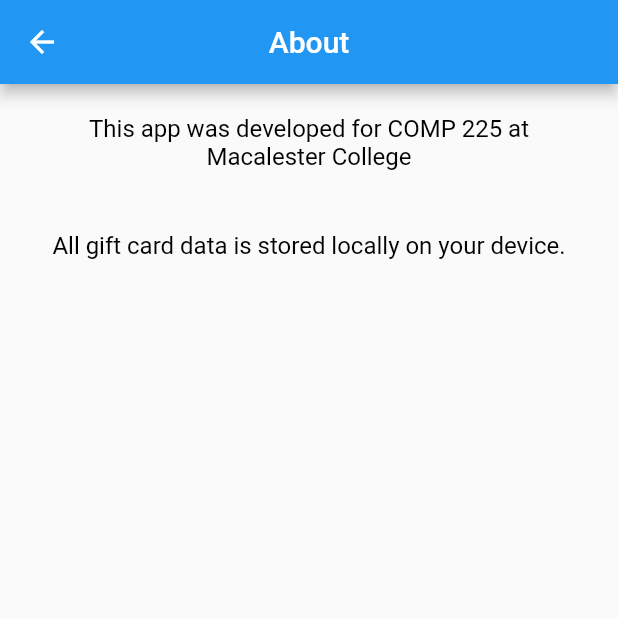
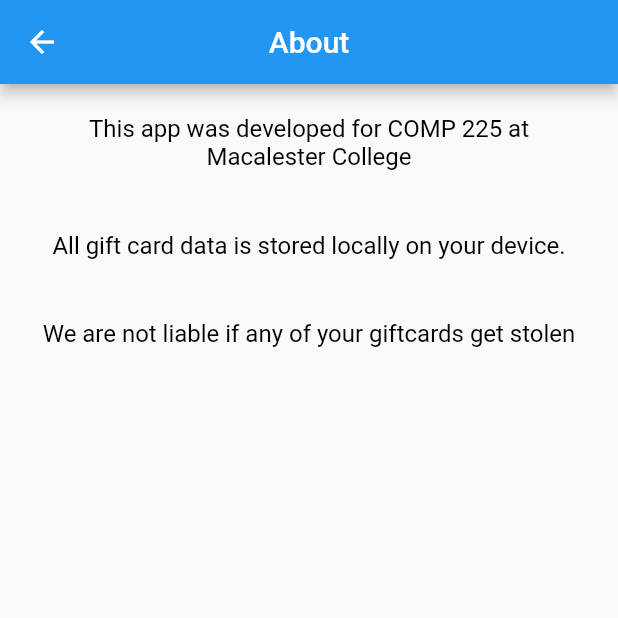
Before and after one commit to jonasccosta/Comp-225-Flutter-Giftcards, a Flutter app: the screen it shows after launch, after a tap on an icon or button, on a phone screen of 412 x 824 dp, the top half of it. Run offline on Flutter 3.47's test engine with Material 2 defaults, Android fonts, the phone set to English and light mode, and no system bars; our stand-ins replace sqflite; missing offline and left inert: camera_camera; accounts and stored records are empty.

Commit message:
Refactored Home Screen, added assets

```diff
--- a/lib/About_Page.dart
+++ b/lib/About_Page.dart
@@ -36,6 +36,13 @@ class AboutPageScreen extends StatelessWidget{
                     fontSize: 16.0, color: Colors.black), textAlign: TextAlign.center,
             )
 
+            ),
+            Container(
+                padding: EdgeInsets.all(20.0),
+                child: Text("We are not liable if any of your giftcards get stolen", style: TextStyle(
+                    fontSize: 16.0, color: Colors.black), textAlign: TextAlign.center,
+                )
+
             )
           ],
         ),
--- a/lib/Home_Screen.dart
+++ b/lib/Home_Screen.dart
@@ -47,12 +47,23 @@ class _MyHomeScreenState extends State<HomeScreenState> {
 
   @override
   Widget build(BuildContext context) {
+    Widget content;
     if (giftCards.isNotEmpty){
-      return setUpNotEmptyList(context);
+      content = setUpNotEmptyList(context);
     } else {
-      return setUpEmptyList(context);
-
+      content = setUpEmptyList(context);
     }
+    return Scaffold(
+        appBar: AppBar(
+        title: Text("Add or View Saved Cards", style: TextStyle(color: Colors.white, fontSize: 20.0)),
+    centerTitle: true,
+    backgroundColor: Colors.blue,
+    leading: IconButton(
+    icon: Icon(CupertinoIcons.info, color: Colors.white,),
+    onPressed: () {goToAbout(context);},
+    ),
+    ),
+    body: content);
   }
 
   //Updates the list of gift cards when there is a change
@@ -64,17 +75,7 @@ class _MyHomeScreenState extends State<HomeScreenState> {
 
   //Builds the home screen given there are no giftcards stored
   Widget setUpEmptyList(BuildContext context){
-    return Scaffold(
-        appBar: AppBar(
-            title: Text("Add or View Saved Cards", style: TextStyle(color: Colors.white, fontSize: 20.0)),
-            centerTitle: true,
-            backgroundColor: Colors.blue,
-            leading: IconButton(
-            icon: Icon(CupertinoIcons.info, color: Colors.white,),
-               onPressed: () {goToAbout(context);},
-        ),
-        ),
-        body: Column(
+    return Column(
             mainAxisAlignment: MainAxisAlignment.end,
             crossAxisAlignment: CrossAxisAlignment.stretch,
 
@@ -84,9 +85,9 @@ class _MyHomeScreenState extends State<HomeScreenState> {
                   mainAxisAlignment: MainAxisAlignment.center,
                   children: [
                     Container(
-                      padding: EdgeInsets.symmetric(horizontal: 30.0, vertical: 40.0),
+                      padding: EdgeInsets.symmetric(horizontal: 30.0, vertical: 0.0),
                       child: Image(
-                        image: NetworkImage('https://i.pinimg.com/originals/04/05/f3/0405f352b0c0e76adfbced77465b0f9c.jpg')
+                        image: AssetImage('assets/EmptyWallet.png'),
                       ),
                     ),
                     Container(
@@ -131,18 +132,12 @@ class _MyHomeScreenState extends State<HomeScreenState> {
 
             ]
 
-        )
-    );
+        );
+
   }
 //Builds the home screen given there are gift cards stored
   Widget setUpNotEmptyList(BuildContext context){
-    return Scaffold(
-        appBar: AppBar(
-            title: Text("Add or View Saved Cards", style: TextStyle(color: Colors.white, fontSize: 20.0)),
-            centerTitle: true,
-            backgroundColor: Colors.blue
-        ),
-        body: Column(
+    return Column(
             mainAxisAlignment: MainAxisAlignment.end,
             crossAxisAlignment: CrossAxisAlignment.stretch,
 
@@ -180,8 +175,8 @@ class _MyHomeScreenState extends State<HomeScreenState> {
 
             ]
 
-        )
-    );
+        );
+
 
   }
 
--- a/pubspec.yaml
+++ b/pubspec.yaml
@@ -51,9 +51,8 @@ flutter:
   uses-material-design: true
 
   # To add assets to your application, add an assets section, like this:
-  # assets:
-  #   - images/a_dot_burr.jpeg
-  #   - images/a_dot_ham.jpeg
+  assets:
+     - assets/
 
   # An image asset can refer to one or more resolution-specific "variants", see
   # https://flutter.dev/assets-and-images/#resolution-aware.
```
Also changed, not shown: assets/EmptyWallet.png (added).
